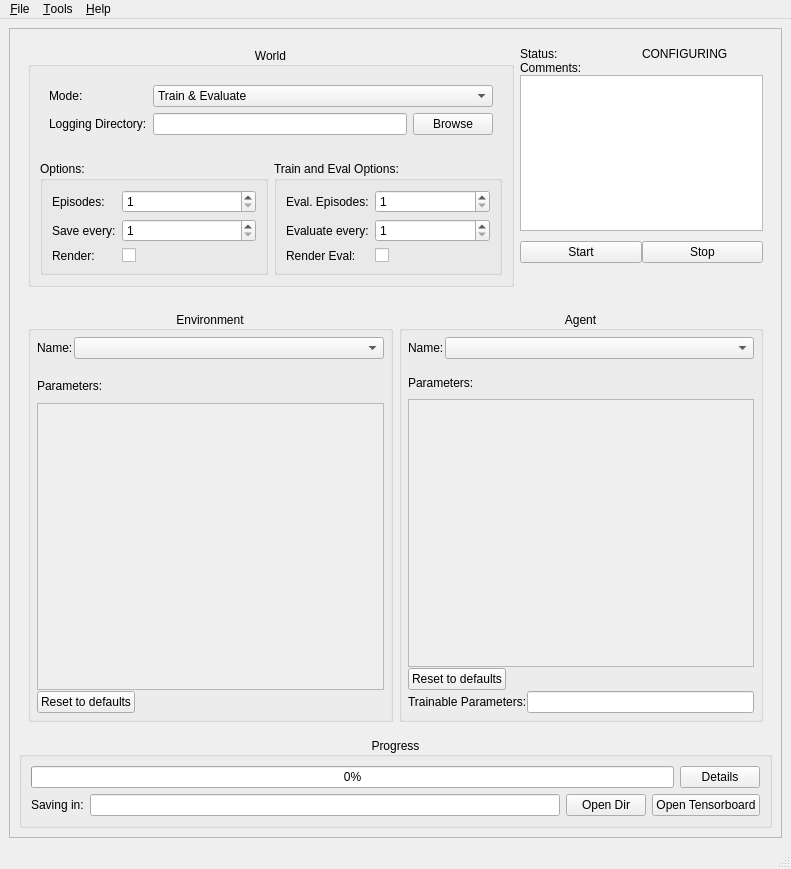
iSaran/robamine, file robamine/gui/gui.ui: the form before one commit.
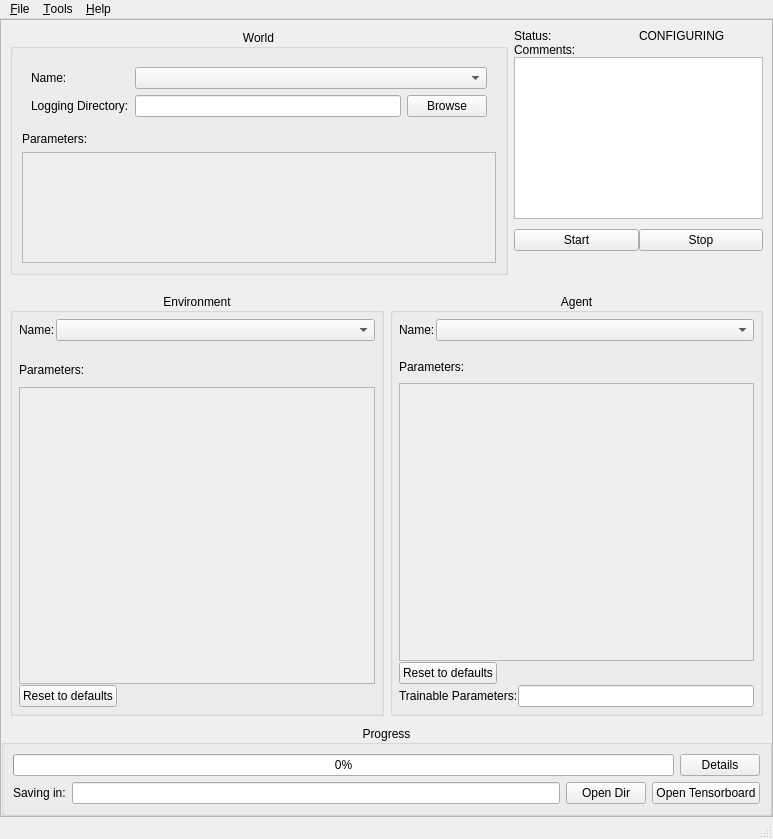
The form after the commit.

Commit message:
Increase the modularity of Worlds
- Creates a more generic world class above RLWorld, in order to support supervised worlds
- Adds dict2form for worlds and configure them from yaml files just like
  envs and agents. This will allow the addition of new worlds, like
  supervised training.
 - Add in gui and option for open tensorboard action. This is not
   implemented yet though.

The edit to the form file:
```diff
--- a/robamine/gui/gui.ui
+++ b/robamine/gui/gui.ui
@@ -9,8 +9,8 @@
    <rect>
     <x>0</x>
     <y>0</y>
-    <width>791</width>
-    <height>869</height>
+    <width>773</width>
+    <height>839</height>
    </rect>
   </property>
   <property name="windowTitle">
@@ -18,6 +18,21 @@
   </property>
   <widget class="QWidget" name="centralwidget">
    <layout class="QVBoxLayout" name="verticalLayout_2">
+    <property name="spacing">
+     <number>0</number>
+    </property>
+    <property name="leftMargin">
+     <number>0</number>
+    </property>
+    <property name="topMargin">
+     <number>0</number>
+    </property>
+    <property name="rightMargin">
+     <number>0</number>
+    </property>
+    <property name="bottomMargin">
+     <number>0</number>
+    </property>
     <item>
      <widget class="QScrollArea" name="central_scroll_area">
       <property name="sizePolicy">
@@ -35,10 +50,25 @@
          <x>0</x>
          <y>0</y>
          <width>771</width>
-         <height>802</height>
+         <height>790</height>
         </rect>
        </property>
        <layout class="QVBoxLayout" name="verticalLayout_4" stretch="3,5,1">
+        <property name="spacing">
+         <number>0</number>
+        </property>
+        <property name="leftMargin">
+         <number>0</number>
+        </property>
+        <property name="topMargin">
+         <number>0</number>
+        </property>
+        <property name="rightMargin">
+         <number>0</number>
+        </property>
+        <property name="bottomMargin">
+         <number>0</number>
+        </property>
         <item>
          <widget class="QWidget" name="world" native="true">
           <layout class="QHBoxLayout" name="horizontalLayout_3" stretch="4,2">
@@ -56,7 +86,7 @@
              <property name="alignment">
               <set>Qt::AlignCenter</set>
              </property>
-             <layout class="QVBoxLayout" name="verticalLayout_3">
+             <layout class="QVBoxLayout" name="verticalLayout_3" stretch="1,1,10">
               <item>
                <widget class="QWidget" name="mode" native="true">
                 <layout class="QFormLayout" name="formLayout_7">
@@ -66,38 +96,12 @@
                     <enum>Qt::LeftToRight</enum>
                    </property>
                    <property name="text">
-                    <string>Mode:</string>
+                    <string>Name:</string>
                    </property>
                   </widget>
                  </item>
                  <item row="0" column="1">
-                  <widget class="QComboBox" name="mode_input">
-                   <item>
-                    <property name="text">
-                     <string>Train &amp; Evaluate</string>
-                    </property>
-                   </item>
-                   <item>
-                    <property name="text">
-                     <string>Train</string>
-                    </property>
-                   </item>
-                   <item>
-                    <property name="text">
-                     <string>Evaluate</string>
-                    </property>
-                   </item>
-                   <item>
-                    <property name="text">
-                     <string>Data Acquisition</string>
-                    </property>
-                   </item>
-                   <item>
-                    <property name="text">
-                     <string>Resume</string>
-                    </property>
-                   </item>
-                  </widget>
+                  <widget class="QComboBox" name="world_name"/>
                  </item>
                  <item row="1" column="0">
                   <widget class="QLabel" name="label">
@@ -124,122 +128,58 @@
                </widget>
               </item>
               <item>
-               <layout class="QHBoxLayout" name="horizontalLayout_13">
-                <item>
-                 <widget class="QGroupBox" name="options_group">
-                  <property name="title">
-                   <string>Options:</string>
+               <widget class="QLabel" name="label_8">
+                <property name="text">
+                 <string>Parameters:</string>
+                </property>
+               </widget>
+              </item>
+              <item>
+               <widget class="QScrollArea" name="scrollArea">
+                <property name="widgetResizable">
+                 <bool>true</bool>
+                </property>
+                <widget class="QWidget" name="scrollAreaWidgetContents">
+                 <property name="geometry">
+                  <rect>
+                   <x>0</x>
+                   <y>0</y>
+                   <width>470</width>
+                   <height>95</height>
+                  </rect>
+                 </property>
+                 <layout class="QVBoxLayout" name="verticalLayout_10" stretch="0">
+                  <property name="spacing">
+                   <number>6</number>
                   </property>
-                  <layout class="QFormLayout" name="formLayout_8">
-                   <item row="0" column="0">
-                    <widget class="QLabel" name="label_3">
-                     <property name="text">
-                      <string>Episodes:</string>
-                     </property>
-                    </widget>
-                   </item>
-                   <item row="0" column="1">
-                    <widget class="QSpinBox" name="episodes_input">
-                     <property name="minimum">
-                      <number>1</number>
-                     </property>
-                     <property name="maximum">
-                      <number>100000</number>
-                     </property>
-                    </widget>
-                   </item>
-                   <item row="1" column="0">
-                    <widget class="QLabel" name="label_4">
-                     <property name="text">
-                      <string>Save every:</string>
-                     </property>
-                    </widget>
-                   </item>
-                   <item row="1" column="1">
-                    <widget class="QSpinBox" name="save_every_input">
-                     <property name="minimum">
-                      <number>1</number>
-                     </property>
-                     <property name="maximum">
-                      <number>1000</number>
-                     </property>
-                    </widget>
-                   </item>
-                   <item row="2" column="0">
-                    <widget class="QLabel" name="label_16">
-                     <property name="text">
-                      <string>Render:</string>
-                     </property>
-                    </widget>
-                   </item>
-                   <item row="2" column="1">
-                    <widget class="QCheckBox" name="render_input">
-                     <property name="text">
-                      <string/>
-                     </property>
-                    </widget>
-                   </item>
-                  </layout>
-                 </widget>
-                </item>
-                <item>
-                 <widget class="QGroupBox" name="train_eval_group">
-                  <property name="title">
-                   <string>Train and Eval Options:</string>
+                  <property name="leftMargin">
+                   <number>9</number>
                   </property>
-                  <layout class="QFormLayout" name="formLayout_2">
-                   <item row="0" column="0">
-                    <widget class="QLabel" name="label_6">
-                     <property name="text">
-                      <string>Eval. Episodes:</string>
-                     </property>
-                    </widget>
-                   </item>
-                   <item row="0" column="1">
-                    <widget class="QSpinBox" name="eval_episodes_input">
-                     <property name="minimum">
-                      <number>1</number>
-                     </property>
-                     <property name="maximum">
-                      <number>100000</number>
-                     </property>
-                    </widget>
-                   </item>
-                   <item row="1" column="0">
-                    <widget class="QLabel" name="label_5">
-                     <property name="text">
-                      <string>Evaluate every:</string>
-                     </property>
-                    </widget>
-                   </item>
-                   <item row="1" column="1">
-                    <widget class="QSpinBox" name="eval_every_input">
-                     <property name="minimum">
-                      <number>1</number>
-                     </property>
-                     <property name="maximum">
-                      <number>1000</number>
-                     </property>
-                    </widget>
-                   </item>
-                   <item row="2" column="0">
-                    <widget class="QLabel" name="label_17">
-                     <property name="text">
-                      <string>Render Eval:</string>
-                     </property>
-                    </widget>
-                   </item>
-                   <item row="2" column="1">
-                    <widget class="QCheckBox" name="eval_render_input">
-                     <property name="text">
-                      <string/>
-                     </property>
-                    </widget>
-                   </item>
-                  </layout>
-                 </widget>
-                </item>
-               </layout>
+                  <property name="topMargin">
+                   <number>9</number>
+                  </property>
+                  <property name="rightMargin">
+                   <number>9</number>
+                  </property>
+                  <property name="bottomMargin">
+                   <number>9</number>
+                  </property>
+                  <item>
+                   <layout class="QFormLayout" name="world_params_layout">
+                    <property name="sizeConstraint">
+                     <enum>QLayout::SetNoConstraint</enum>
+                    </property>
+                    <property name="fieldGrowthPolicy">
+                     <enum>QFormLayout::FieldsStayAtSizeHint</enum>
+                    </property>
+                    <property name="labelAlignment">
+                     <set>Qt::AlignRight|Qt::AlignTrailing|Qt::AlignVCenter</set>
+                    </property>
+                   </layout>
+                  </item>
+                 </layout>
+                </widget>
+               </widget>
               </item>
              </layout>
             </widget>
@@ -387,6 +327,12 @@
                 </property>
                 <item row="0" column="0">
                  <widget class="QLabel" name="label_14">
+                  <property name="toolTip">
+                   <string>fdas</string>
+                  </property>
+                  <property name="whatsThis">
+                   <string/>
+                  </property>
                   <property name="text">
                    <string>Name:</string>
                   </property>
@@ -420,8 +366,8 @@
                   <rect>
                    <x>0</x>
                    <y>0</y>
-                   <width>343</width>
-                   <height>270</height>
+                   <width>352</width>
+                   <height>289</height>
                   </rect>
                  </property>
                  <layout class="QVBoxLayout" name="verticalLayout_5">
@@ -513,8 +459,8 @@
                   <rect>
                    <x>0</x>
                    <y>0</y>
-                   <width>342</width>
-                   <height>246</height>
+                   <width>351</width>
+                   <height>266</height>
                   </rect>
                  </property>
                  <layout class="QVBoxLayout" name="verticalLayout_8">
@@ -691,7 +637,7 @@
     <rect>
      <x>0</x>
      <y>0</y>
-     <width>791</width>
+     <width>773</width>
      <height>25</height>
     </rect>
    </property>
@@ -717,6 +663,7 @@
     </property>
     <addaction name="action_Set_As_Default"/>
     <addaction name="schedule_action"/>
+    <addaction name="open_tensorboard_action"/>
    </widget>
    <addaction name="menu_File"/>
    <addaction name="menuTools"/>
@@ -781,6 +728,11 @@
     <string>Schedule Experiment</string>
    </property>
   </action>
+  <action name="open_tensorboard_action">
+   <property name="text">
+    <string>Open Tensorboard</string>
+   </property>
+  </action>
  </widget>
  <resources/>
  <connections/>
```
The commit also changes 23 other files.
